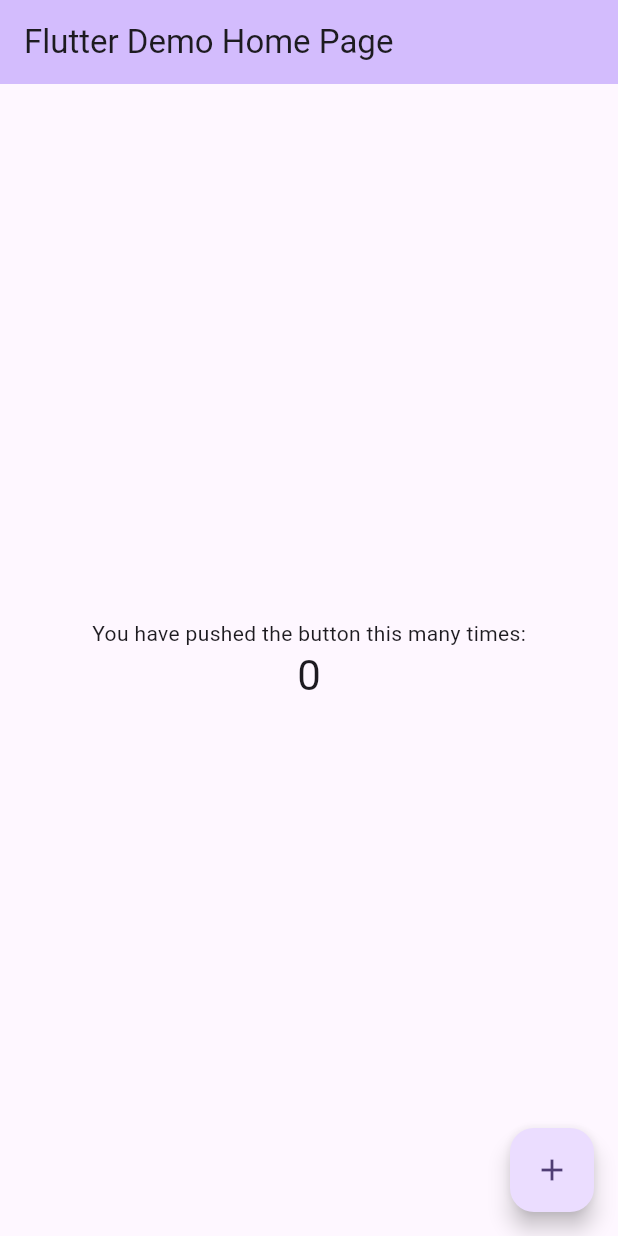
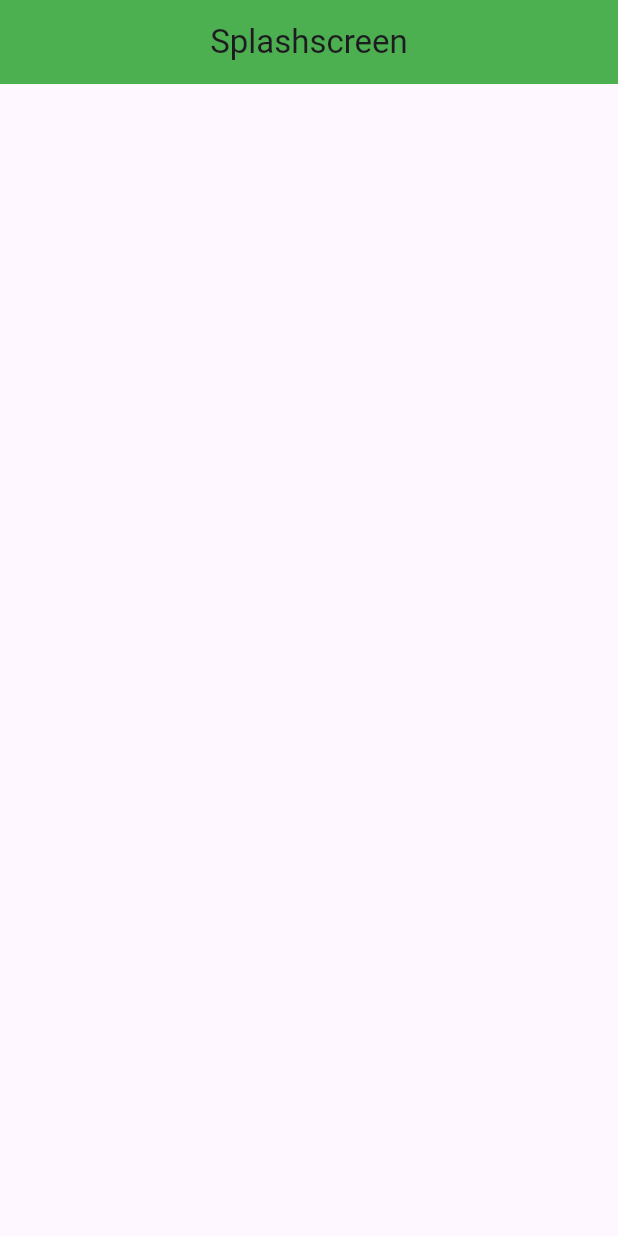
Before and after one commit to Abhinand-Ullas/Supply_co_app, a Flutter app: the first screen one second after launch, on a phone screen of 412 x 824 dp. Run offline on Flutter 3.47's test engine with Material 3 defaults, Android fonts, the phone set to English and light mode, and no system bars.

Commit message:
layout designed

```diff
--- a/lib/main.dart
+++ b/lib/main.dart
@@ -1,4 +1,6 @@
 import 'package:flutter/material.dart';
+import 'package:supply_co/pages/homepage.dart';
+import 'package:supply_co/pages/splashscreen.dart';
 
 void main() {
   runApp(const MyApp());
@@ -7,116 +9,12 @@ void main() {
 class MyApp extends StatelessWidget {
   const MyApp({super.key});
 
-  // This widget is the root of your application.
   @override
   Widget build(BuildContext context) {
     return MaterialApp(
-      title: 'Flutter Demo',
-      theme: ThemeData(
-        // This is the theme of your application.
-        //
-        // TRY THIS: Try running your application with "flutter run". You'll see
-        // the application has a purple toolbar. Then, without quitting the app,
-        // try changing the seedColor in the colorScheme below to Colors.green
-        // and then invoke "hot reload" (save your changes or press the "hot
-        // reload" button in a Flutter-supported IDE, or press "r" if you used
-        // the command line to start the app).
-        //
-        // Notice that the counter didn't reset back to zero; the application
-        // state is not lost during the reload. To reset the state, use hot
-        // restart instead.
-        //
-        // This works for code too, not just values: Most code changes can be
-        // tested with just a hot reload.
-        colorScheme: .fromSeed(seedColor: Colors.deepPurple),
-      ),
-      home: const MyHomePage(title: 'Flutter Demo Home Page'),
+      title: "Supplyco-project",
+      debugShowCheckedModeBanner: false,
+      home: SplashScreen(),
     );
   }
 }
-
-class MyHomePage extends StatefulWidget {
-  const MyHomePage({super.key, required this.title});
-
-  // This widget is the home page of your application. It is stateful, meaning
-  // that it has a State object (defined below) that contains fields that affect
-  // how it looks.
-
-  // This class is the configuration for the state. It holds the values (in this
-  // case the title) provided by the parent (in this case the App widget) and
-  // used by the build method of the State. Fields in a Widget subclass are
-  // always marked "final".
-
-  final String title;
-
-  @override
-  State<MyHomePage> createState() => _MyHomePageState();
-}
-
-class _MyHomePageState extends State<MyHomePage> {
-  int _counter = 0;
-
-  void _incrementCounter() {
-    setState(() {
-      // This call to setState tells the Flutter framework that something has
-      // changed in this State, which causes it to rerun the build method below
-      // so that the display can reflect the updated values. If we changed
-      // _counter without calling setState(), then the build method would not be
-      // called again, and so nothing would appear to happen.
-      _counter++;
-    });
-  }
-
-  @override
-  Widget build(BuildContext context) {
-    // This method is rerun every time setState is called, for instance as done
-    // by the _incrementCounter method above.
-    //
-    // The Flutter framework has been optimized to make rerunning build methods
-    // fast, so that you can just rebuild anything that needs updating rather
-    // than having to individually change instances of widgets.
-    return Scaffold(
-      appBar: AppBar(
-        // TRY THIS: Try changing the color here to a specific color (to
-        // Colors.amber, perhaps?) and trigger a hot reload to see the AppBar
-        // change color while the other colors stay the same.
-        backgroundColor: Theme.of(context).colorScheme.inversePrimary,
-        // Here we take the value from the MyHomePage object that was created by
-        // the App.build method, and use it to set our appbar title.
-        title: Text(widget.title),
-      ),
-      body: Center(
-        // Center is a layout widget. It takes a single child and positions it
-        // in the middle of the parent.
-        child: Column(
-          // Column is also a layout widget. It takes a list of children and
-          // arranges them vertically. By default, it sizes itself to fit its
-          // children horizontally, and tries to be as tall as its parent.
-          //
-          // Column has various properties to control how it sizes itself and
-          // how it positions its children. Here we use mainAxisAlignment to
-          // center the children vertically; the main axis here is the vertical
-          // axis because Columns are vertical (the cross axis would be
-          // horizontal).
-          //
-          // TRY THIS: Invoke "debug painting" (choose the "Toggle Debug Paint"
-          // action in the IDE, or press "p" in the console), to see the
-          // wireframe for each widget.
-          mainAxisAlignment: .center,
-          children: [
-            const Text('You have pushed the button this many times:'),
-            Text(
-              '$_counter',
-              style: Theme.of(context).textTheme.headlineMedium,
-            ),
-          ],
-        ),
-      ),
-      floatingActionButton: FloatingActionButton(
-        onPressed: _incrementCounter,
-        tooltip: 'Increment',
-        child: const Icon(Icons.add),
-      ),
-    );
-  }
-}
--- /dev/null
+++ b/lib/pages/splashscreen.dart
@@ -0,0 +1,37 @@
+import 'package:flutter/material.dart';
+import 'package:supply_co/pages/homepage.dart';
+
+class SplashScreen extends StatefulWidget {
+  const SplashScreen({super.key});
+
+  @override
+  State<SplashScreen> createState() => _SplashScreenState();
+}
+
+class _SplashScreenState extends State<SplashScreen> {
+  @override
+  void initState() {
+    super.initState();
+    check_launch();
+  }
+  void check_launch  () async{
+
+    await Future.delayed(Duration(seconds: 3),
+    () {
+          Navigator.pushReplacement(context, MaterialPageRoute(builder: (context)=> HomePage()));
+    }
+
+    );
+
+    }
+
+  Widget build(BuildContext context) {
+    return Scaffold(
+      appBar: AppBar(
+        backgroundColor: Colors.green,
+        title: Text("Splashscreen"),
+        centerTitle: true,
+      ),
+    );
+  }
+}
```
Also changed, not shown: lib/pages/homepage.dart (added, +24 -0 lines), lib/pages/stockpage.dart (added, +17 -0 lines).
